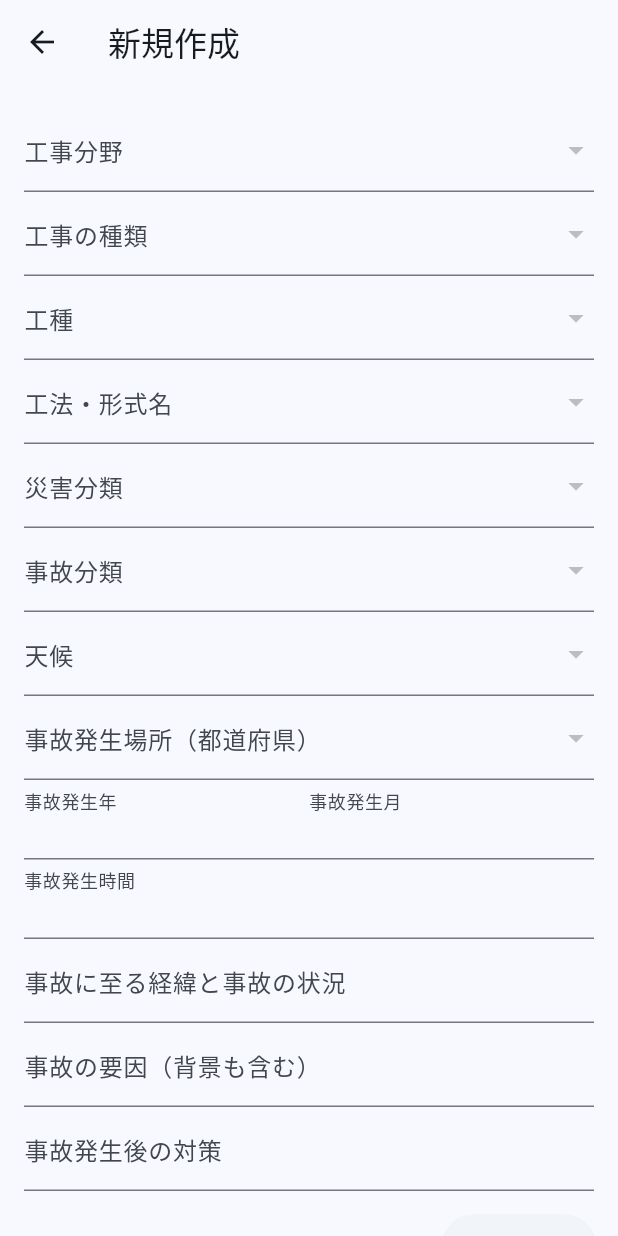
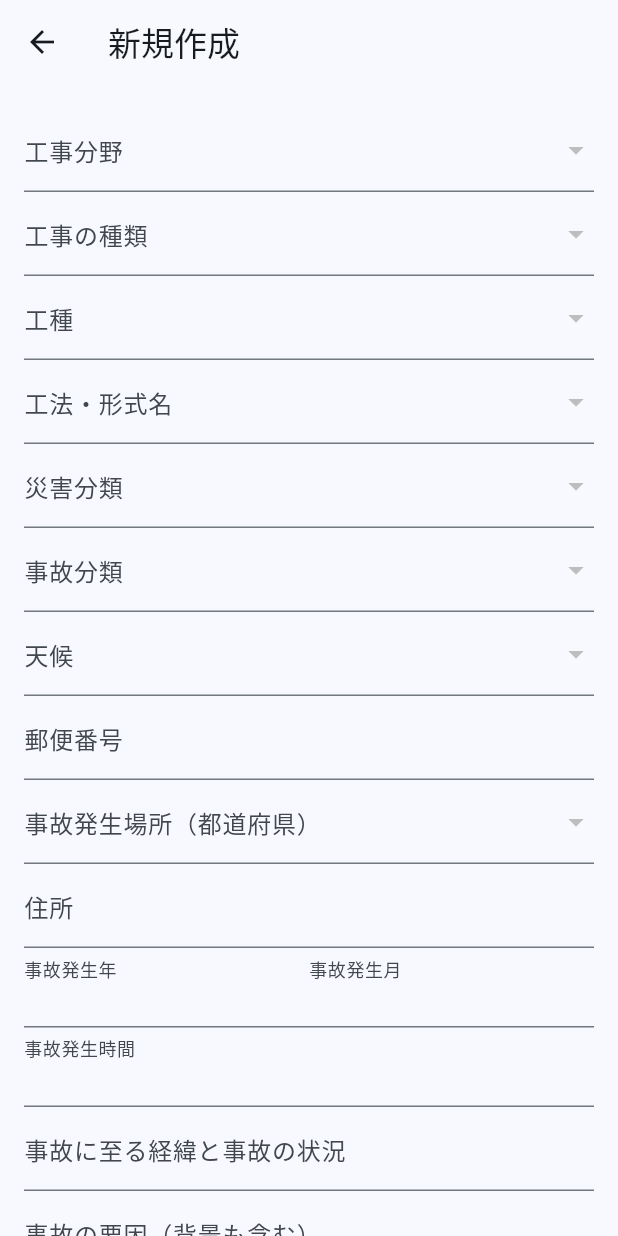
Before and after one commit to BenjaminBoho/ADS, a Flutter app: the AccidentPage screen opened directly with empty values, on a phone screen of 412 x 824 dp. Run offline on Flutter 3.47's test engine with Material 3 defaults, Android fonts, the light colour scheme and no system bars; our stand-ins replace flutter_dotenv, supabase_flutter, weather_icons; missing offline and left inert: bottom_picker; accounts and stored records are empty.

Commit message:
項目追加。郵便番号から住所が自動に入力する機能追加、リファクタリング。

```diff
--- a/lib/models/accident.dart
+++ b/lib/models/accident.dart
@@ -14,6 +14,8 @@ class Accident {
   final String? accidentBackground;
   final String? accidentCause;
   final String? accidentCountermeasure;
+  final int? postalCode;
+  final String? addressDetail;
 
   Accident({
     required this.accidentId,
@@ -31,6 +33,8 @@ class Accident {
     this.accidentBackground,
     this.accidentCause,
     this.accidentCountermeasure,
+    this.postalCode,
+    this.addressDetail
   });
 
   factory Accident.fromMap(Map<String, dynamic> map) {
@@ -50,6 +54,8 @@ class Accident {
       accidentBackground: map['AccidentBackground'] as String?,
       accidentCause: map['AccidentCause'] as String?,
       accidentCountermeasure: map['AccidentCountermeasure'] as String?,
+      postalCode: map['postalCode'] as int?,
+      addressDetail: map['addressDetail'] as String?
     );
   }
 
@@ -79,6 +85,8 @@ extension AccidentExtension on Accident {
       'AccidentBackground': accidentBackground,
       'AccidentCause': accidentCause,
       'AccidentCountermeasure': accidentCountermeasure,
+      'PostalCode': postalCode,
+      'AddressDetail': addressDetail
     };
   }
 }
--- a/lib/pages/accident_page.dart
+++ b/lib/pages/accident_page.dart
@@ -1,10 +1,10 @@
 import 'package:accident_data_storage/models/accident.dart';
+import 'package:accident_data_storage/services/address_services.dart';
 import 'package:accident_data_storage/widgets/delete_confirmation_dialog.dart';
 import 'package:accident_data_storage/widgets/dropdown_widget.dart';
 import 'package:accident_data_storage/widgets/picker_util.dart';
 import 'package:accident_data_storage/widgets/picker_widget.dart';
 import 'package:accident_data_storage/widgets/save_button.dart';
-import 'package:accident_data_storage/widgets/text_field_widget.dart';
 import 'package:accident_data_storage/widgets/validation_error_text.dart';
 import 'package:flutter/material.dart';
 import 'package:accident_data_storage/services/supabase_service.dart';
@@ -26,6 +26,9 @@ class AccidentPage extends StatefulWidget {
 
 class AccidentPageState extends State<AccidentPage> {
   final SupabaseService _supabaseService = SupabaseService();
+  final TextEditingController _zipCodeController = TextEditingController();
+  final TextEditingController _addressController = TextEditingController();
+
 
   // Fields for form data
   String? selectedConstructionField;
@@ -35,7 +38,6 @@ class AccidentPageState extends State<AccidentPage> {
   String? selectedDisasterCategory;
   String? selectedAccidentCategory;
   String? selectedWeather;
-  String? selectedAccidentLocationPref;
 
   String? accidentBackground;
   String? accidentCause;
@@ -44,6 +46,10 @@ class AccidentPageState extends State<AccidentPage> {
   int? accidentYear;
   int? accidentMonth;
   int? accidentTime;
+
+  int? postalCode;
+  String? accidentLocationPref;
+  String? addressDetail;
 
   // Dropdown items
   List<Item> constructionFieldItems = [];
@@ -79,13 +85,18 @@ class AccidentPageState extends State<AccidentPage> {
       selectedDisasterCategory = widget.accident!.disasterCategory;
       selectedAccidentCategory = widget.accident!.accidentCategory;
       selectedWeather = widget.accident?.weather;
-      selectedAccidentLocationPref = widget.accident!.accidentLocationPref;
+      accidentLocationPref = widget.accident!.accidentLocationPref;
       accidentBackground = widget.accident?.accidentBackground;
       accidentCause = widget.accident?.accidentCause;
       accidentCountermeasure = widget.accident?.accidentCountermeasure;
       accidentYear = widget.accident!.accidentYear;
       accidentMonth = widget.accident!.accidentMonth;
       accidentTime = widget.accident!.accidentTime;
+
+      postalCode = widget.accident!.postalCode;
+      addressDetail = widget.accident!.addressDetail;
+      _zipCodeController.text = postalCode != null ? postalCode.toString() : '';
+      _addressController.text = addressDetail ?? '';
     }
   }
 
@@ -108,6 +119,24 @@ class AccidentPageState extends State<AccidentPage> {
     setState(() {}); // Update the UI after fetching items
   }
 
+  Future<void> handleZipCodeSubmit(String zipCode) async {
+    final address = await fetchAddressFromPostalCode(zipCode);
+    if (address != null) {
+      setState(() {
+        _addressController.text = '${address.address2} ${address.address3}'; // 住所
+
+        // APIで取得した都道府県をドロップダウンで選択状態にする
+        accidentLocationPref = accidentLocationPrefItems
+            .firstWhere((item) => item.itemName == address.address1)
+            .itemName;
+      });
+    } else {
+      ScaffoldMessenger.of(context).showSnackBar(
+        const SnackBar(content: Text('住所が見つかりませんでした')),
+      );
+    }
+  }
+
   Future<void> saveAccident() async {
     if (widget.isEditing && widget.accident != null) {
       // Update the accident record
@@ -119,13 +148,15 @@ class AccidentPageState extends State<AccidentPage> {
         'DisasterCategory': selectedDisasterCategory,
         'AccidentCategory': selectedAccidentCategory,
         'Weather': selectedWeather,
-        'AccidentLocationPref': selectedAccidentLocationPref,
+        'AccidentLocationPref': accidentLocationPref,
         'AccidentYear': accidentYear,
         'AccidentMonth': accidentMonth,
         'AccidentTime': accidentTime,
         'AccidentBackground': accidentBackground,
         'AccidentCause': accidentCause,
         'AccidentCountermeasure': accidentCountermeasure,
+        'postalCode': postalCode,
+        'addressDetail': _addressController.text,
       };
       await _supabaseService.updateAccident(
           widget.accident!.accidentId, updatedAccidentData);
@@ -139,13 +170,15 @@ class AccidentPageState extends State<AccidentPage> {
         'DisasterCategory': selectedDisasterCategory,
         'AccidentCategory': selectedAccidentCategory,
         'Weather': selectedWeather,
-        'AccidentLocationPref': selectedAccidentLocationPref,
+        'AccidentLocationPref': accidentLocationPref,
         'AccidentYear': accidentYear,
         'AccidentMonth': accidentMonth,
         'AccidentTime': accidentTime,
         'AccidentBackground': accidentBackground,
         'AccidentCause': accidentCause,
         'AccidentCountermeasure': accidentCountermeasure,
+        'postalCode': postalCode,
+        'addressDetail': _addressController.text,
       };
       await _supabaseService.addAccident(newAccidentData);
     }
@@ -162,7 +195,7 @@ class AccidentPageState extends State<AccidentPage> {
       showErrorConstructionMethod = selectedConstructionMethod == null;
       showErrorDisasterCategory = selectedDisasterCategory == null;
       showErrorAccidentCategory = selectedAccidentCategory == null;
-      showErrorAccidentLocationPref = selectedAccidentLocationPref == null;
+      showErrorAccidentLocationPref = accidentLocationPref == null;
       showErrorAccidentYear = accidentYear == null;
       showErrorAccidentMonth = accidentMonth == null;
       showErrorAccidentTime = accidentTime == null;
@@ -187,7 +220,7 @@ class AccidentPageState extends State<AccidentPage> {
         'DisasterCategory': selectedDisasterCategory,
         'AccidentCategory': selectedAccidentCategory,
         'Weather': selectedWeather,
-        'AccidentLocationPref': selectedAccidentLocationPref,
+        'AccidentLocationPref': accidentLocationPref,
         'AccidentYear': accidentYear,
         'AccidentMonth': accidentMonth,
         'AccidentTime': accidentTime,
@@ -316,17 +349,41 @@ class AccidentPageState extends State<AccidentPage> {
                 });
               },
             ),
+            TextFormField(
+              controller: _zipCodeController,
+              decoration: const InputDecoration(
+                labelText: '郵便番号',
+              ),
+              keyboardType: TextInputType.number,
+              onChanged: (value) {
+                postalCode = int.tryParse(value);
+                if (value.length == 7) {
+                  handleZipCodeSubmit(value); // 7桁に達したら自動で住所を取得
+                }
+              },
+              onFieldSubmitted: handleZipCodeSubmit, // 郵便番号が入力されたら住所を取得
+            ),
+
             CustomDropdown(
               label: '事故発生場所（都道府県）',
-              value: selectedAccidentLocationPref,
+              value: accidentLocationPref,
               items: accidentLocationPrefItems,
               onChanged: (value) {
                 setState(() {
-                  selectedAccidentLocationPref = value;
+                  accidentLocationPref = value;
                 });
               },
             ),
             if (showErrorAccidentLocationPref) const ValidationErrorText(),
+            TextFormField(
+              controller: _addressController,
+              decoration: const InputDecoration(
+                labelText: '住所',
+              ),
+              onChanged: (value) {
+                addressDetail = value;
+              },
+            ),
             // Pickers for year, month, and time
             Row(
               children: [
@@ -387,24 +444,40 @@ class AccidentPageState extends State<AccidentPage> {
               ),
             ),
             if (showErrorAccidentTime) const ValidationErrorText(),
-            // Accident background, cause, and countermeasure text fields
-            CustomTextField(
-              label: '事故に至る経緯と事故の状況',
+
+            TextFormField(
+              decoration: const InputDecoration(
+                labelText: '事故に至る経緯と事故の状況',
+              ),
               initialValue: accidentBackground,
+              keyboardType: TextInputType.multiline,
+              maxLines: null, // 複数行対応
               onChanged: (value) {
                 accidentBackground = value;
               },
             ),
-            CustomTextField(
-              label: '事故の要因（背景も含む）',
+
+            // 事故の要因（背景も含む）入力フィールド
+            TextFormField(
+              decoration: const InputDecoration(
+                labelText: '事故の要因（背景も含む）',
+              ),
               initialValue: accidentCause,
+              keyboardType: TextInputType.multiline,
+              maxLines: null, // 複数行対応
               onChanged: (value) {
                 accidentCause = value;
               },
             ),
-            CustomTextField(
-              label: '事故発生後の対策',
+
+            // 事故発生後の対策入力フィールド
+            TextFormField(
               initialValue: accidentCountermeasure,
+              decoration: const InputDecoration(
+                labelText: '事故発生後の対策',
+              ),
+              keyboardType: TextInputType.multiline,
+              maxLines: null, // 複数行対応
               onChanged: (value) {
                 accidentCountermeasure = value;
               },
--- a/lib/widgets/save_button.dart
+++ b/lib/widgets/save_button.dart
@@ -13,7 +13,7 @@ class SaveButton extends StatelessWidget {
       height: 40, // Set the desired height
       child: ElevatedButton(
         onPressed: onPressed,
-        child: Text(isEditing ? '更新' : '追加'),
+        child: Text(isEditing ? '更新' : '保存'),
       ),
     );
   }
--- a/lib/widgets/text_field_widget.dart
+++ /dev/null
@@ -1,25 +0,0 @@
-import 'package:flutter/material.dart';
-
-class CustomTextField extends StatelessWidget {
-  final String label;
-  final String? initialValue;
-  final Function(String) onChanged;
-
-  const CustomTextField({super.key,
-    required this.label,
-    required this.onChanged,
-    this.initialValue,
-  });
-
-  @override
-  Widget build(BuildContext context) {
-    return TextFormField(
-      decoration: InputDecoration(labelText: label),
-      initialValue: initialValue,
-      onChanged: onChanged,
-      keyboardType: TextInputType.multiline,
-      maxLines: null,
-      minLines: 1,
-    );
-  }
-}
--- a/pubspec.yaml
+++ b/pubspec.yaml
@@ -39,6 +39,7 @@ dependencies:
   data_table_2: ^2.5.0
   weather_icons: ^3.0.0
   bottom_picker: ^2.8.0
+  http: ^1.2.2
 
 dev_dependencies:
   flutter_test:
```
Also changed, not shown: lib/models/address.dart (added, +27 -0 lines), lib/services/address_services.dart (added, +30 -0 lines).
